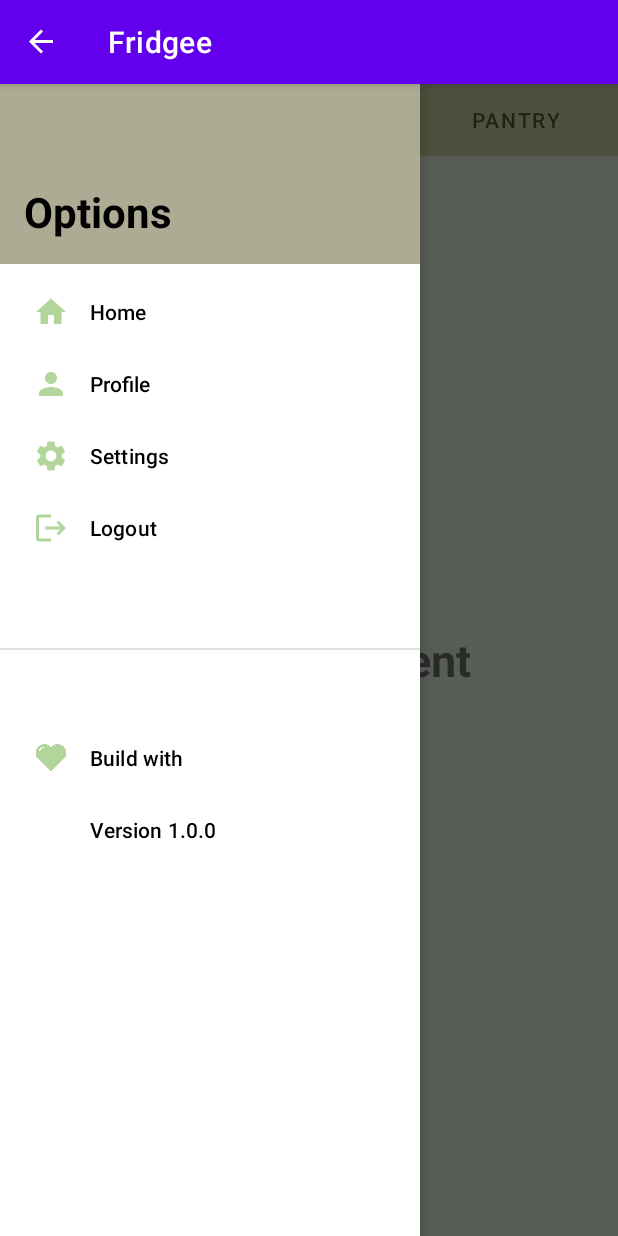
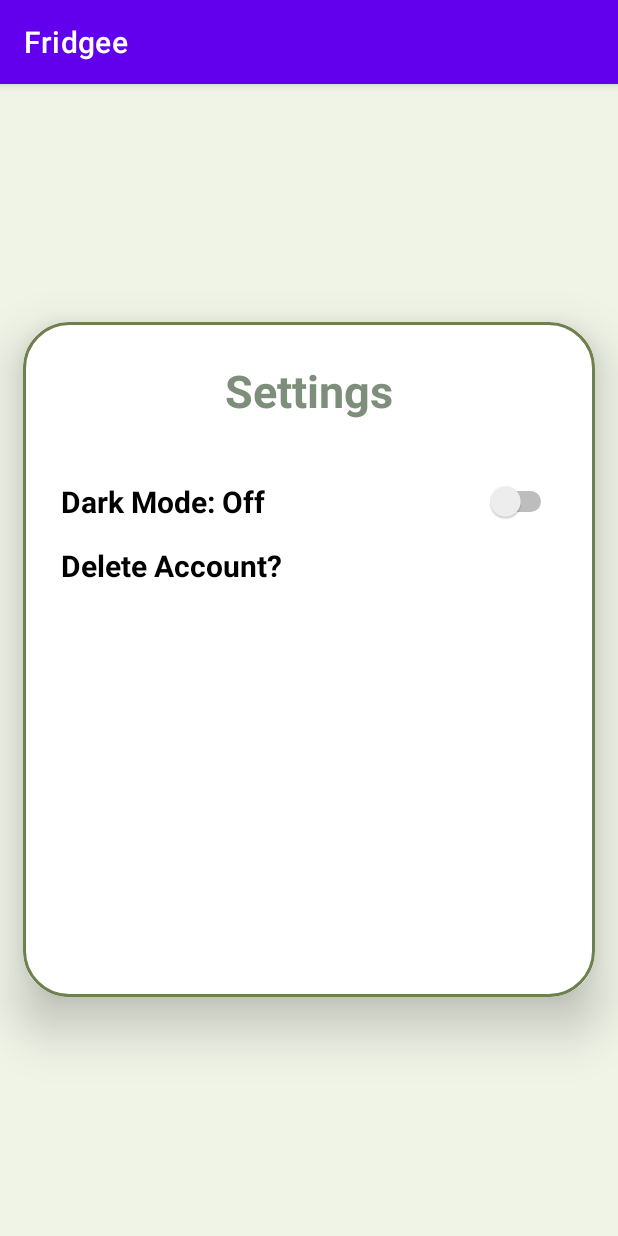
Before and after one commit to sebinsimon/Fridgee, an Android app: the screen it shows after launch (MainActivity before the commit, SettingsActivity after it), in the side drawer, after a tap on "Settings", on a phone screen of 412 x 824 dp. Run offline under Robolectric (Android 15) with nearby library versions, the phone set to English and light mode, and no system bars.

Commit message:
UserProfileActivity and SettingsActivity added and some bug fixes

```diff
--- a/app/src/main/AndroidManifest.xml
+++ b/app/src/main/AndroidManifest.xml
@@ -13,6 +13,12 @@
         android:supportsRtl="true"
         android:theme="@style/Theme.Fridgee"
         tools:targetApi="31">
+        <activity
+            android:name=".SettingsActivity"
+            android:exported="false" />
+        <activity
+            android:name=".UserProfileActivity"
+            android:exported="false" />
         <activity
             android:name=".MainActivity"
             android:exported="false" />
--- a/app/src/main/java/com/example/fridgee/MainActivity.java
+++ b/app/src/main/java/com/example/fridgee/MainActivity.java
@@ -7,6 +7,7 @@ import androidx.core.view.GravityCompat;
 import androidx.drawerlayout.widget.DrawerLayout;
 import androidx.viewpager2.widget.ViewPager2;
 
+import android.content.Intent;
 import android.os.Bundle;
 import android.view.MenuItem;
 import android.widget.Toast;
@@ -43,9 +44,7 @@ public class MainActivity extends AppCompatActivity {
         viewPager2.setAdapter(new FragmentAdapter(this));
 
         TabLayoutMediator tabLayoutMediator = new TabLayoutMediator(tabLayout, viewPager2,
-                new TabLayoutMediator.TabConfigurationStrategy() {
-                    @Override
-                    public void onConfigureTab(@NonNull TabLayout.Tab tab, int position) {
+                (tab, position) -> {
                     switch (position){
                         case 0:
                             // Can add icons here by using parenthesis {tab.seticon}
@@ -58,7 +57,6 @@ public class MainActivity extends AppCompatActivity {
                         case 2:
                             tab.setText("Pantry");
                             break;
-                        }
                     }
                 });
         tabLayoutMediator.attach();
@@ -93,10 +91,14 @@ public class MainActivity extends AppCompatActivity {
                         break;
                     }
                     case R.id.nav_user:{
+                        Intent userAc = new Intent(MainActivity.this, UserProfileActivity.class);
+                        startActivity(userAc);
                         Toast.makeText(MainActivity.this, "User account button clicked", Toast.LENGTH_SHORT).show();
                         break;
                     }
                     case R.id.nav_settings:{
+                        Intent settingsActivity = new Intent(MainActivity.this, SettingsActivity.class);
+                        startActivity(settingsActivity);
                         Toast.makeText(MainActivity.this, "Settings button clicked", Toast.LENGTH_SHORT).show();
                         break;
                     }
--- /dev/null
+++ b/app/src/main/java/com/example/fridgee/SettingsActivity.java
@@ -0,0 +1,32 @@
+package com.example.fridgee;
+
+import androidx.appcompat.app.AppCompatActivity;
+
+import android.os.Bundle;
+import android.widget.CompoundButton;
+import android.widget.Switch;
+
+public class SettingsActivity extends AppCompatActivity {
+
+    Switch aSwitch;
+
+    @Override
+    protected void onCreate(Bundle savedInstanceState) {
+        super.onCreate(savedInstanceState);
+        setContentView(R.layout.activity_settings);
+
+        aSwitch = findViewById(R.id.dark_mode);
+
+        aSwitch.setOnCheckedChangeListener(new CompoundButton.OnCheckedChangeListener() {
+            @Override
+            public void onCheckedChanged(CompoundButton buttonView, boolean isChecked) {
+                if (isChecked) {
+                    aSwitch.setText("Dark Mode: On");
+                }
+                else {
+                    aSwitch.setText("Dark Mode: Off");
+                }
+            }
+        });
+    }
+}
--- /dev/null
+++ b/app/src/main/res/layout/activity_settings.xml
@@ -0,0 +1,59 @@
+<?xml version="1.0" encoding="utf-8"?>
+<LinearLayout xmlns:android="http://schemas.android.com/apk/res/android"
+    xmlns:app="http://schemas.android.com/apk/res-auto"
+    xmlns:tools="http://schemas.android.com/tools"
+    android:layout_width="match_parent"
+    android:layout_height="match_parent"
+    android:orientation="vertical"
+    android:background="#F0F4E7"
+    android:gravity="center"
+    tools:context=".SettingsActivity">
+
+    <androidx.cardview.widget.CardView
+        android:layout_width="match_parent"
+        android:layout_height="wrap_content"
+        android:layout_margin="15dp"
+        app:cardCornerRadius="30dp"
+        app:cardElevation="20dp">
+
+        <LinearLayout
+            android:layout_width="match_parent"
+            android:layout_height="450dp"
+            android:orientation="vertical"
+            android:background="@drawable/green_border"
+            android:padding="25dp">
+
+        <TextView
+            android:layout_width="match_parent"
+            android:layout_height="wrap_content"
+            android:id="@+id/signupLabel"
+            android:text="Settings"
+            android:textStyle="bold"
+            android:textSize="30sp"
+            android:textAlignment="center"
+            android:textColor="#7D8E7A"/>
+
+            <Switch
+                android:id="@+id/dark_mode"
+                android:layout_width="match_parent"
+                android:layout_height="wrap_content"
+                android:textSize="20sp"
+                android:textStyle="bold"
+                android:layout_marginTop="40dp"
+                android:text="Dark Mode: Off"
+                tools:ignore="UseSwitchCompatOrMaterialXml" />
+
+            <TextView
+                android:layout_width="wrap_content"
+                android:layout_height="wrap_content"
+                android:text="Delete Account?"
+                android:layout_marginTop="15dp"
+                android:textColor="@color/black"
+                android:textSize="20sp"
+                android:textStyle="bold"/>
+
+        </LinearLayout>
+
+    </androidx.cardview.widget.CardView>
+
+</LinearLayout>
--- a/app/src/main/res/layout/fragment_fridge.xml
+++ b/app/src/main/res/layout/fragment_fridge.xml
@@ -5,11 +5,10 @@
     android:layout_height="match_parent"
     tools:context=".FridgeFragment">
 
-    <!-- TODO: Update blank fragment layout -->
     <TextView
         android:layout_width="wrap_content"
         android:layout_height="wrap_content"
-        android:text="Home Fragment"
+        android:text="Fridge Fragment"
         android:textSize="30sp"
         android:textStyle="bold"
         android:layout_centerInParent="true"/>
--- a/app/src/main/res/layout/fragment_pantry.xml
+++ b/app/src/main/res/layout/fragment_pantry.xml
@@ -5,11 +5,10 @@
     android:layout_height="match_parent"
     tools:context=".PantryFragment">
 
-    <!-- TODO: Update blank fragment layout -->
     <TextView
         android:layout_width="wrap_content"
         android:layout_height="wrap_content"
-        android:text="User Profile Fragment"
+        android:text="Pantry Fragment"
         android:textSize="30sp"
         android:textStyle="bold"
         android:layout_centerInParent="true"/>
```
Also changed, not shown: app/src/main/java/com/example/fridgee/UserProfileActivity.java (added, +14 -0 lines), app/src/main/res/layout/activity_signup.xml (+9 -9 lines), app/src/main/res/layout/activity_user_profile.xml (added, +23 -0 lines), app/src/main/res/layout/fragment_freezer.xml (+3 -4 lines). Lines whose indentation alone changed are shown as unchanged.
